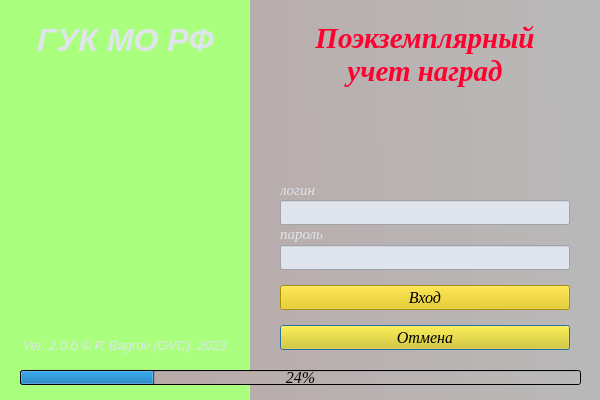
First picture: the form in dlg_authentication.ui, repository s4astlif4ik/accounting_of_medal, before the edit.
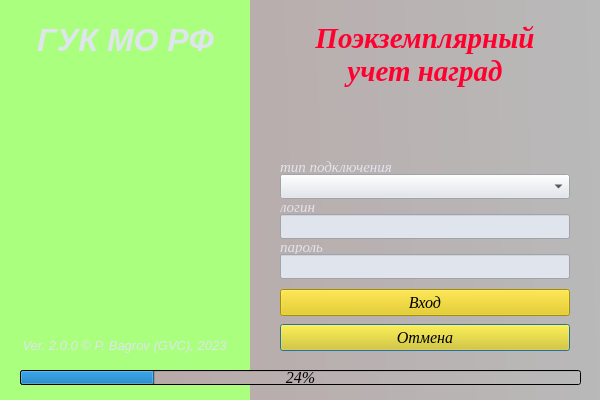
Second picture: the form after the edit. Icons and pictures are not drawn.

Patch:
```diff
--- a/dlg_authentication.ui
+++ b/dlg_authentication.ui
@@ -223,9 +223,9 @@
    <property name="geometry">
     <rect>
      <x>280</x>
-     <y>129</y>
-     <width>291</width>
-     <height>221</height>
+     <y>110</y>
+     <width>290</width>
+     <height>250</height>
     </rect>
    </property>
    <property name="font">
@@ -254,9 +254,9 @@
    <property name="geometry">
     <rect>
      <x>280</x>
-     <y>180</y>
-     <width>291</width>
-     <height>171</height>
+     <y>159</y>
+     <width>290</width>
+     <height>201</height>
     </rect>
    </property>
    <property name="styleSheet">
@@ -272,9 +272,9 @@
     <property name="geometry">
      <rect>
       <x>0</x>
-      <y>145</y>
+      <y>165</y>
       <width>290</width>
-      <height>25</height>
+      <height>27</height>
      </rect>
     </property>
     <property name="font">
@@ -296,7 +296,7 @@
     <property name="geometry">
      <rect>
       <x>0</x>
-      <y>20</y>
+      <y>55</y>
       <width>290</width>
       <height>25</height>
      </rect>
@@ -317,9 +317,9 @@
     <property name="geometry">
      <rect>
       <x>0</x>
-      <y>105</y>
+      <y>130</y>
       <width>290</width>
-      <height>25</height>
+      <height>27</height>
      </rect>
     </property>
     <property name="font">
@@ -341,9 +341,9 @@
     <property name="geometry">
      <rect>
       <x>0</x>
-      <y>0</y>
+      <y>40</y>
       <width>291</width>
-      <height>20</height>
+      <height>15</height>
      </rect>
     </property>
     <property name="font">
@@ -365,7 +365,7 @@
     <property name="geometry">
      <rect>
       <x>0</x>
-      <y>65</y>
+      <y>95</y>
       <width>290</width>
       <height>25</height>
      </rect>
@@ -390,9 +390,9 @@
     <property name="geometry">
      <rect>
       <x>0</x>
-      <y>45</y>
+      <y>80</y>
       <width>291</width>
-      <height>18</height>
+      <height>15</height>
      </rect>
     </property>
     <property name="font">
@@ -410,6 +410,43 @@
      <string>пароль</string>
     </property>
    </widget>
+   <widget class="QComboBox" name="cB_type_connection">
+    <property name="geometry">
+     <rect>
+      <x>0</x>
+      <y>15</y>
+      <width>290</width>
+      <height>25</height>
+     </rect>
+    </property>
+    <property name="styleSheet">
+     <string notr="true">background-color: rgb(224, 228, 237);</string>
+    </property>
+   </widget>
+   <widget class="QLabel" name="lbl_login_2">
+    <property name="geometry">
+     <rect>
+      <x>0</x>
+      <y>0</y>
+      <width>291</width>
+      <height>15</height>
+     </rect>
+    </property>
+    <property name="font">
+     <font>
+      <family>Times New Roman</family>
+      <pointsize>11</pointsize>
+      <italic>true</italic>
+     </font>
+    </property>
+    <property name="styleSheet">
+     <string notr="true">background-color: rgba(255, 255, 255, 0);
+color: rgb(224, 228, 237);</string>
+    </property>
+    <property name="text">
+     <string>тип подключения</string>
+    </property>
+   </widget>
   </widget>
   <zorder>lbl_info</zorder>
   <zorder>fr1</zorder>
```
Left out of the diff: 1 changed line with no effect on the pictures.
